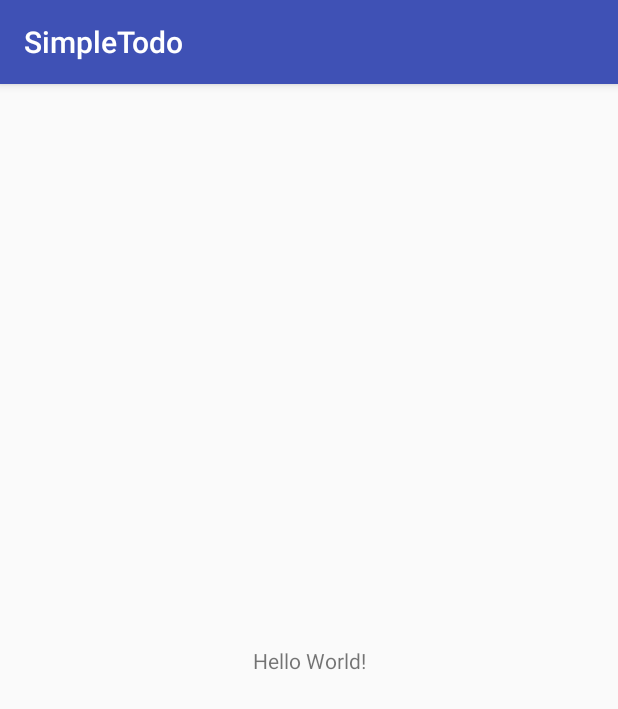
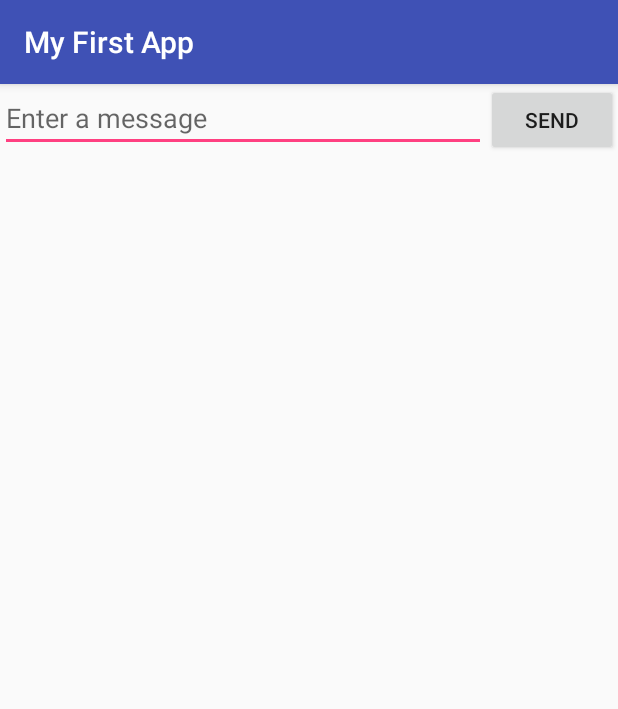
Before and after one commit to khirayama/simpletodo-android, an Android app: the screen it shows after launch (MainActivity), on a phone screen of 412 x 824 dp. Shown: the top 709 px of the screen. Run offline under Robolectric (Android 15) with nearby library versions, the phone set to English and light mode, and no system bars.

Commit message:
Create main activity

```diff
--- a/app/src/main/java/com/example/kotarohirayama/simpletodo/MainActivity.java
+++ b/app/src/main/java/com/example/kotarohirayama/simpletodo/MainActivity.java
@@ -1,13 +1,25 @@
 package com.example.kotarohirayama.simpletodo;
 
+import android.content.Intent;
 import android.support.v7.app.AppCompatActivity;
 import android.os.Bundle;
+import android.view.View;
+import android.widget.EditText;
 
 public class MainActivity extends AppCompatActivity {
+    public final static String EXTRA_MESSAGE = "com.example.kotarohirayama.simpletodo.MESSAGE";
 
     @Override
     protected void onCreate(Bundle savedInstanceState) {
         super.onCreate(savedInstanceState);
         setContentView(R.layout.activity_main);
     }
+
+    public void sendMessage(View view) {
+        Intent intent = new Intent(this, DisplayMessageActivity.class);
+        EditText editText = (EditText) findViewById(R.id.edit_message);
+        String message = editText.getText().toString();
+        intent.putExtra(EXTRA_MESSAGE, message);
+        startActivity(intent);
+    }
 }
--- a/app/src/main/res/layout/activity_main.xml
+++ b/app/src/main/res/layout/activity_main.xml
@@ -1,18 +1,18 @@
 <?xml version="1.0" encoding="utf-8"?>
-<android.support.constraint.ConstraintLayout xmlns:android="http://schemas.android.com/apk/res/android"
-    xmlns:app="http://schemas.android.com/apk/res-auto"
+<LinearLayout
+    xmlns:android="http://schemas.android.com/apk/res/android"
     xmlns:tools="http://schemas.android.com/tools"
     android:layout_width="match_parent"
     android:layout_height="match_parent"
-    tools:context="com.example.kotarohirayama.simpletodo.MainActivity">
-
-    <TextView
+    android:orientation="horizontal">
+    <EditText android:id="@+id/edit_message"
+        android:layout_weight="1"
+        android:layout_width="0dp"
+        android:layout_height="wrap_content"
+        android:hint="@string/edit_message" />
+    <Button
         android:layout_width="wrap_content"
         android:layout_height="wrap_content"
-        android:text="Hello World!"
-        app:layout_constraintBottom_toBottomOf="parent"
-        app:layout_constraintLeft_toLeftOf="parent"
-        app:layout_constraintRight_toRightOf="parent"
-        app:layout_constraintTop_toTopOf="parent" />
-
-</android.support.constraint.ConstraintLayout>
+        android:text="@string/button_send"
+        android:onClick="sendMessage" />
+</LinearLayout>
--- a/app/src/main/res/values/strings.xml
+++ b/app/src/main/res/values/strings.xml
@@ -1,3 +1,6 @@
+<?xml version="1.0" encoding="utf-8"?>
 <resources>
-    <string name="app_name">SimpleTodo</string>
+    <string name="app_name">My First App</string>
+    <string name="edit_message">Enter a message</string>
+    <string name="button_send">Send</string>
 </resources>
```
